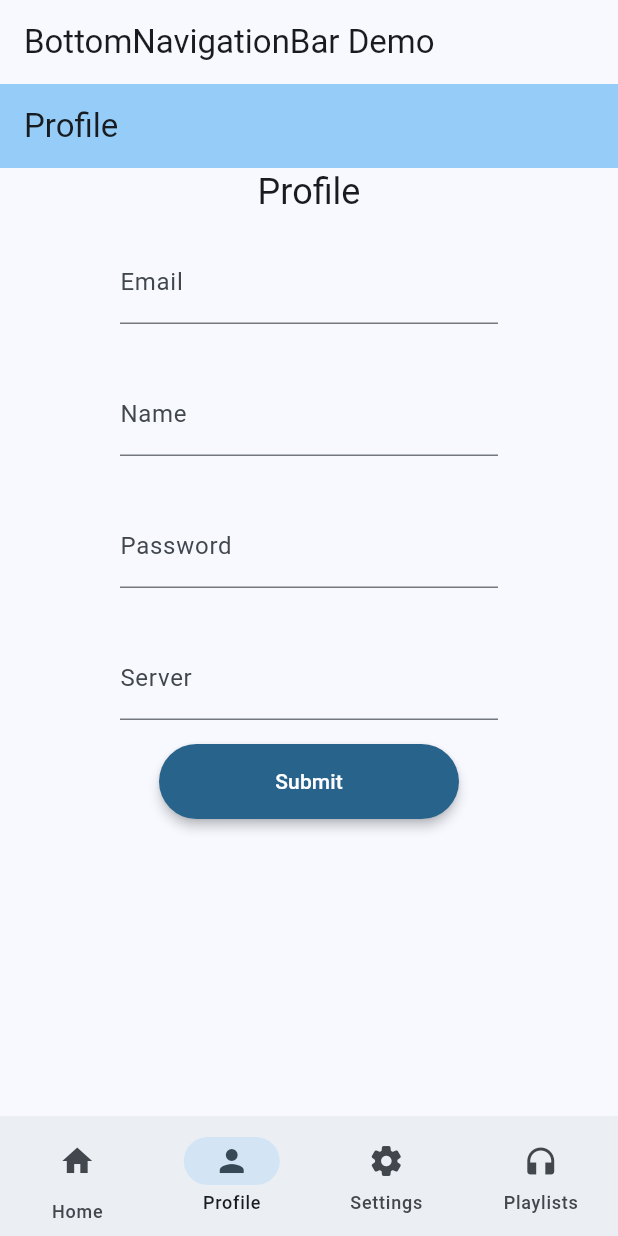
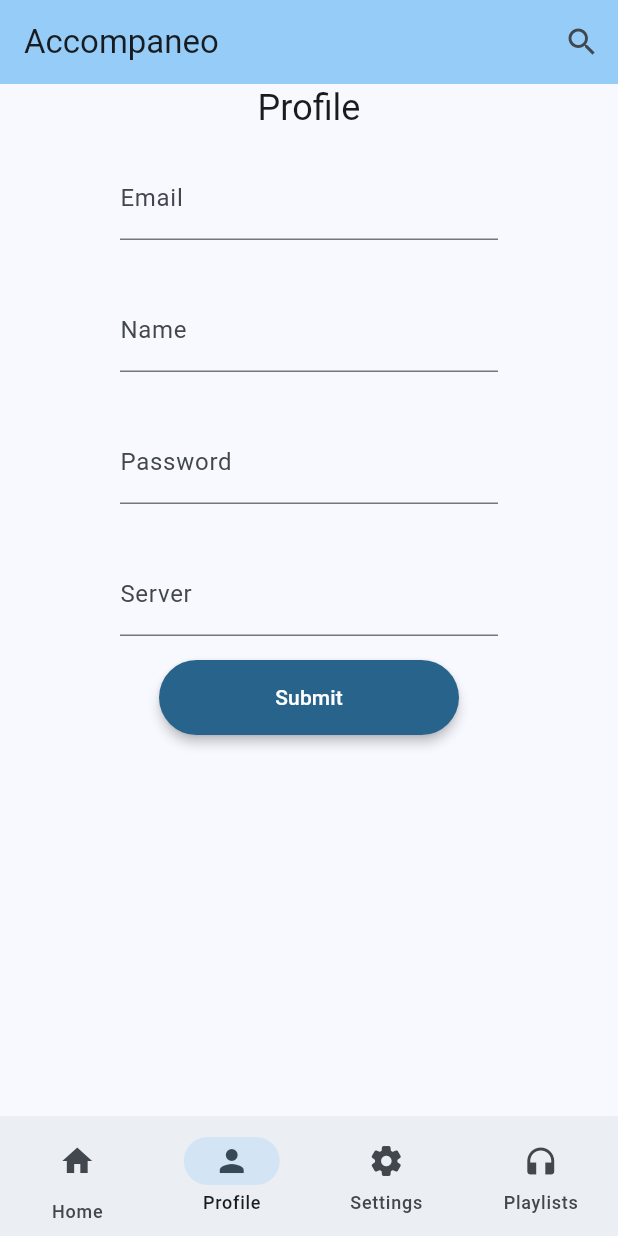
Before and after one commit to ptahchiev/accompaneo, a Flutter app: the screen it shows after launch, item 2 of the bottom bar chosen, on a phone screen of 412 x 824 dp. Run offline on Flutter 3.47's test engine with Material 3 defaults, Android fonts, the light colour scheme and no system bars; our stand-ins replace email_validator, image_picker, shared_preferences, sliding_up_panel, string_validator; network calls fail.

Commit message:
Fix navigation

```diff
--- a/lib/main.dart
+++ b/lib/main.dart
@@ -3,9 +3,10 @@ import 'pages/home_page.dart';
 import 'pages/profile_page.dart';
 import 'pages/settings_page.dart';
 import 'pages/playlists_page.dart';
+import 'pages/playlist_page.dart';
 
 void main() {
-  runApp(const AccompaneoApp());
+  runApp(Accompaneo());
 }
 
 class _AccompaneoState extends State<AccompaneoApp> {
@@ -23,17 +24,21 @@ class _AccompaneoState extends State<AccompaneoApp> {
   // This widget is the root of your application.
   @override
   Widget build(BuildContext context) {
-    return MaterialApp(
-      title: 'Accompaneo',
-      theme: ThemeData(
-        colorScheme: ColorScheme.fromSeed(seedColor: Colors.lightBlue),
-        useMaterial3: true,
-      ),
-      home:
+    return
         Scaffold(
           appBar: AppBar(
-            title: const Text('BottomNavigationBar Demo'),
+            title: const Text('Accompaneo'),
+            backgroundColor: Theme.of(context).colorScheme.inversePrimary,
+            actions: <Widget>[
+              IconButton(
+                icon: const Icon(Icons.search),
+                tooltip: 'Search',
+                onPressed: () {
+                  Navigator.push(context, MaterialPageRoute(builder: (context) => PlaylistPage(songs:[])));
+                },
+              )],
           ),
+
           body: IndexedStack(index: _selectedIndex,children: _pages),
           bottomNavigationBar:
           NavigationBar(
@@ -50,6 +55,7 @@ class _AccompaneoState extends State<AccompaneoApp> {
             //type: BottomNavigationBarType.fixed,
             //backgroundColor: Colors.white,
             onDestinationSelected: _onItemTapped,
+            animationDuration: Duration(milliseconds: 400),
             destinations: <NavigationDestination>[
               NavigationDestination(
                 icon: Container(padding: EdgeInsets.symmetric(vertical: 10),child: Icon(Icons.home)),
@@ -68,12 +74,7 @@ class _AccompaneoState extends State<AccompaneoApp> {
                 label: 'Playlists',
               )
             ],
-          ))
-
-
-
-     // const PlaylistsPage(title: 'Accompaneo'),
-    );
+          ));
   }
 
   void _onItemTapped(int index) {
@@ -83,7 +84,22 @@ class _AccompaneoState extends State<AccompaneoApp> {
   }
 }
 
-class AccompaneoApp  extends StatefulWidget {
+class Accompaneo extends StatelessWidget {
+  @override
+  Widget build(BuildContext context) {
+    return MaterialApp(
+      title: 'Accompaneo',
+      theme: ThemeData(
+        colorScheme: ColorScheme.fromSeed(seedColor: Colors.lightBlue),
+        useMaterial3: true,
+      ),
+      home: AccompaneoApp()
+    );
+  }
+}
+
+
+class AccompaneoApp extends StatefulWidget {
 
   @override
   State<AccompaneoApp> createState() => _AccompaneoState();
--- a/lib/pages/playlist_page.dart
+++ b/lib/pages/playlist_page.dart
@@ -1,7 +1,5 @@
 import 'package:flutter/material.dart';
 import 'package:accompaneo/song/song.dart';
-import 'package:accompaneo/widgets/new_playlist_widget.dart';
-import 'package:accompaneo/widgets/app_navigationbar_widget.dart';
 import 'package:sliding_up_panel/sliding_up_panel.dart';
 
 class PlaylistPage extends StatefulWidget {
--- a/lib/pages/playlists_page.dart
+++ b/lib/pages/playlists_page.dart
@@ -1,7 +1,6 @@
 import 'package:flutter/material.dart';
 import 'playlist_page.dart';
 import 'package:accompaneo/widgets/new_playlist_widget.dart';
-import 'package:accompaneo/widgets/app_navigationbar_widget.dart';
 import 'package:sliding_up_panel/sliding_up_panel.dart';
 
 class PlaylistsPage extends StatefulWidget {
@@ -73,10 +72,6 @@ class _PlaylistsPageState extends State<PlaylistsPage> {
     );
 
     return Scaffold(
-      appBar: AppBar(
-        backgroundColor: Theme.of(context).colorScheme.inversePrimary,
-        title: Text(widget.title),
-      ),
       body: SlidingUpPanel(backdropEnabled: true,
                            body: createPlaylist(entries),
                            controller: pc,
--- a/lib/pages/profile_page.dart
+++ b/lib/pages/profile_page.dart
@@ -1,14 +1,6 @@
 import 'dart:async';
 
-import 'package:accompaneo/widgets/app_navigationbar_widget.dart';
 import 'package:flutter/material.dart';
-import 'package:accompaneo/pages/edit_description.dart';
-import 'package:accompaneo/pages/edit_email.dart';
-import 'package:accompaneo/pages/edit_image.dart';
-import 'package:accompaneo/pages/edit_name.dart';
-import 'package:accompaneo/pages/edit_phone.dart';
-import '../user/user.dart';
-import '../widgets/display_image_widget.dart';
 import '../user/user_data.dart';
 
 // This class handles the Page to dispaly the user's info on the "Edit Profile" Screen
@@ -32,10 +24,6 @@ class _ProfilePageState extends State<ProfilePage> {
 
     return Scaffold(
       resizeToAvoidBottomInset:false,
-      appBar: AppBar(
-        backgroundColor: Theme.of(context).colorScheme.inversePrimary,
-        title: Text(widget.title),
-      ),
       body: buildUserInfoDisplay(),
     );
 
--- a/lib/pages/settings_page.dart
+++ b/lib/pages/settings_page.dart
@@ -1,6 +1,5 @@
 import 'package:flutter/material.dart';
 import 'package:accompaneo/widgets/section_widget.dart';
-import 'package:accompaneo/widgets/app_navigationbar_widget.dart';
 
 class SettingsPage extends StatefulWidget {
   const SettingsPage({super.key, required this.title});
```
Also changed, not shown: lib/pages/home_page.dart (+0 -14 lines), lib/widgets/app_navigationbar_widget.dart (deleted, +0 -29 lines).
